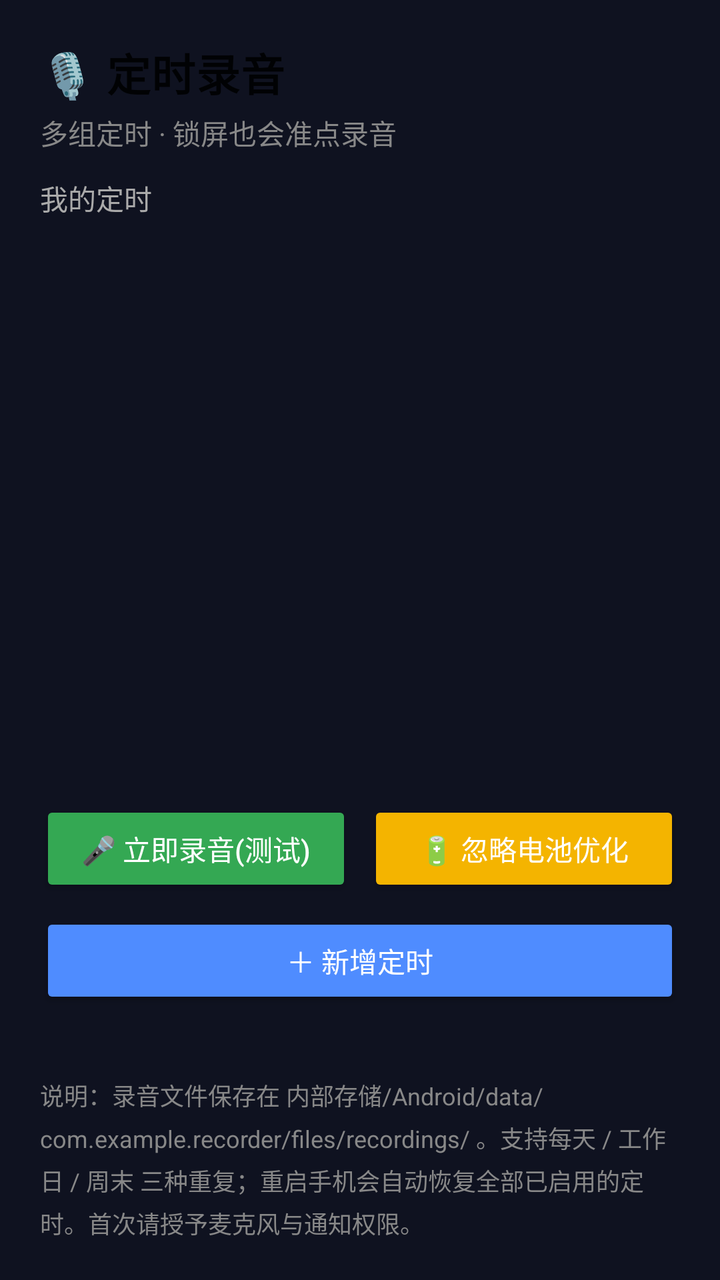
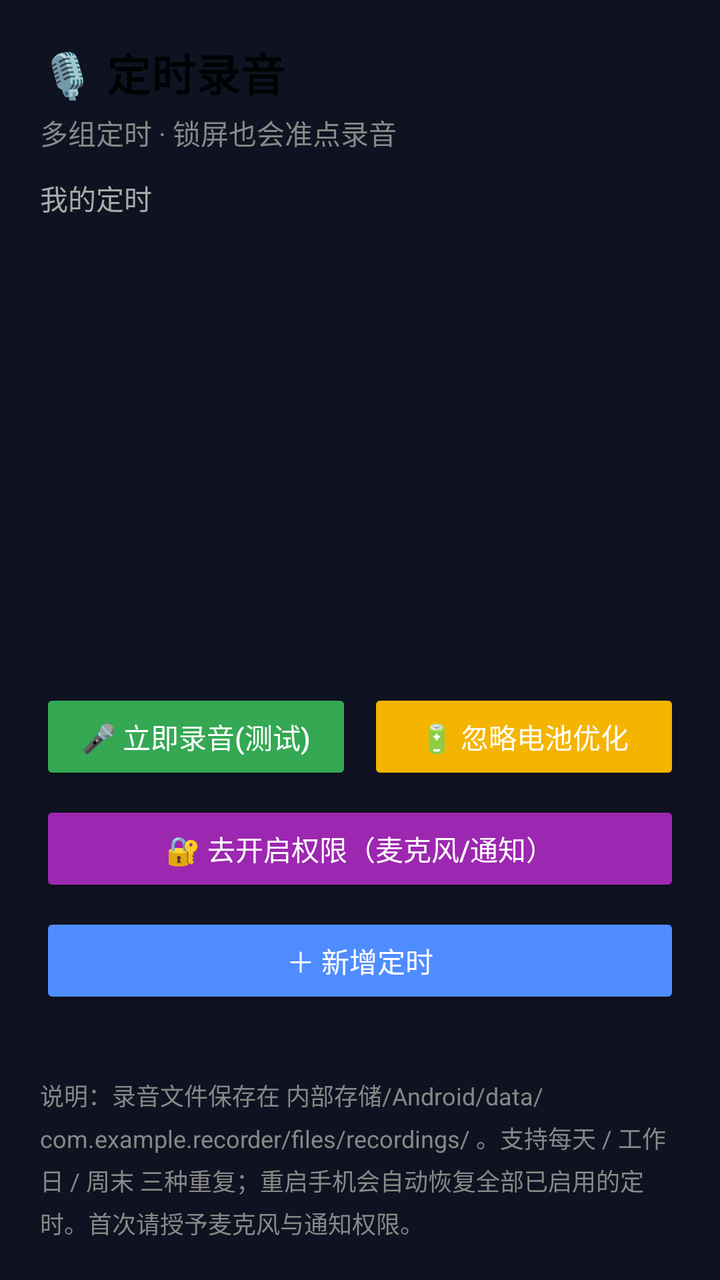

Before-and-after screenshots of an Android layout around one commit, followed by the original layout XML and the change that was made.
<!-- AndroidManifest.xml: application theme Theme.Recorder -->
<!-- res/layout/activity_main.xml -->
<?xml version="1.0" encoding="utf-8"?>
<LinearLayout xmlns:android="http://schemas.android.com/apk/res/android"
    android:layout_width="match_parent"
    android:layout_height="match_parent"
    android:orientation="vertical"
    android:padding="20dp">

    <TextView
        style="@style/TextAppearance.MaterialComponents.Headline6"
        android:layout_width="wrap_content"
        android:layout_height="wrap_content"
        android:text="🎙 定时录音"
        android:textSize="22sp"
        android:textStyle="bold" />

    <TextView
        android:layout_width="wrap_content"
        android:layout_height="wrap_content"
        android:layout_marginTop="4dp"
        android:text="多组定时 · 锁屏也会准点录音"
        android:textColor="#888" />

    <TextView
        android:layout_width="wrap_content"
        android:layout_height="wrap_content"
        android:layout_marginTop="12dp"
        android:text="我的定时"
        android:textColor="#aaa" />

    <ListView
        android:id="@+id/listView"
        android:layout_width="match_parent"
        android:layout_height="0dp"
        android:layout_marginTop="8dp"
        android:layout_weight="1" />

    <LinearLayout
        android:layout_width="match_parent"
        android:layout_height="wrap_content"
        android:layout_marginTop="12dp"
        android:orientation="horizontal">

        <Button
            android:id="@+id/testBtn"
            android:layout_width="0dp"
            android:layout_height="wrap_content"
            android:layout_marginEnd="8dp"
            android:layout_weight="1"
            android:backgroundTint="#34a853"
            android:text="🎤 立即录音(测试)" />

        <Button
            android:id="@+id/battBtn"
            android:layout_width="0dp"
            android:layout_height="wrap_content"
            android:layout_weight="1"
            android:backgroundTint="#f4b400"
            android:text="🔋 忽略电池优化" />
    </LinearLayout>

    <Button
        android:id="@+id/addBtn"
        android:layout_width="match_parent"
        android:layout_height="wrap_content"
        android:layout_marginTop="8dp"
        android:backgroundTint="#4f8cff"
        android:text="＋ 新增定时" />

    <TextView
        android:id="@+id/statusText"
        android:layout_width="match_parent"
        android:layout_height="wrap_content"
        android:layout_marginTop="10dp"
        android:lineSpacingExtra="4dp"
        android:textColor="#ccc"
        android:textSize="12sp" />

    <TextView
        android:layout_width="match_parent"
        android:layout_height="wrap_content"
        android:layout_marginTop="8dp"
        android:lineSpacingExtra="4dp"
        android:text="说明：录音文件保存在 内部存储/Android/data/com.example.recorder/files/recordings/ 。支持每天 / 工作日 / 周末 三种重复；重启手机会自动恢复全部已启用的定时。首次请授予麦克风与通知权限。"
        android:textColor="#888"
        android:textSize="12sp" />

</LinearLayout>
<!-- resources referenced by this layout -->
<resources>
  <style name="Theme.Recorder" parent="Theme.MaterialComponents.DayNight.NoActionBar">
          <item name="colorPrimary">@color/purple_500</item>
          <item name="colorPrimaryDark">@color/bg</item>
          <item name="colorAccent">@color/teal_200</item>
          <item name="android:windowBackground">@color/bg</item>
          <item name="android:textColor">@color/white</item>
      </style>
  <color name="purple_500">#FF6200EE</color>
  <color name="bg">#0f1220</color>
  <color name="teal_200">#FF03DAC5</color>
  <color name="white">#FFFFFFFF</color>
</resources>

<!-- the commit's change to res/layout/activity_main.xml (unified diff, before → after) -->
@@ -59,6 +59,14 @@
     </LinearLayout>
 
     <Button
+        android:id="@+id/permBtn"
+        android:layout_width="match_parent"
+        android:layout_height="wrap_content"
+        android:layout_marginTop="8dp"
+        android:backgroundTint="#9c27b0"
+        android:text="🔐 去开启权限（麦克风/通知）" />
+
+    <Button
         android:id="@+id/addBtn"
         android:layout_width="match_parent"
         android:layout_height="wrap_content"
